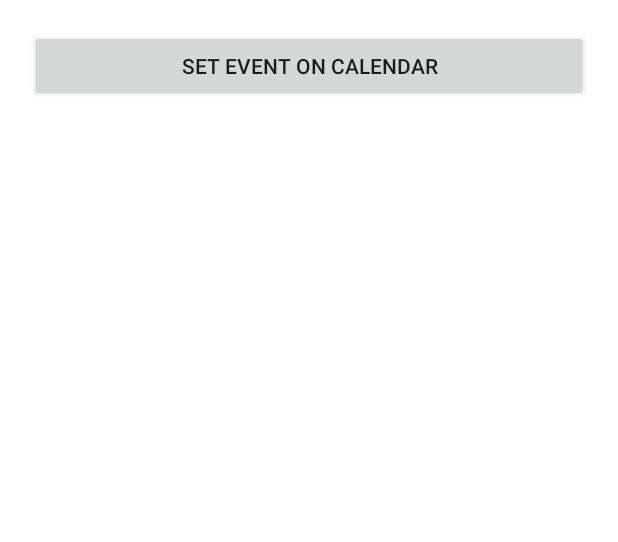
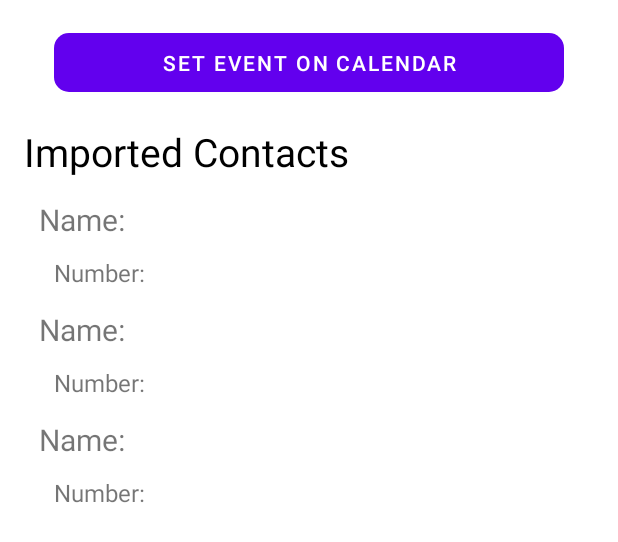
Before and after one commit to gelsonmarcelo/Kotlin-NativeAndroidResourcesBootcamp, an Android app: the layout activity_main.xml on its own in the app's theme, with its tools: preview values and no code run, on a phone screen of 412 x 824 dp. Shown: the top 542 px of the screen. Run offline under Robolectric (Android 15) with nearby library versions, the phone set to English and light mode, and no system bars.

Commit message:
Adiciona código da aula sobre manipulação de contatos

```diff
--- a/app/src/main/AndroidManifest.xml
+++ b/app/src/main/AndroidManifest.xml
@@ -1,6 +1,8 @@
 <?xml version="1.0" encoding="utf-8"?>
 <manifest xmlns:android="http://schemas.android.com/apk/res/android"
     package="br.edu.ifc.fraiburgo.nativeandroidresourcesbootcamp">
+
+    <uses-permission android:name="android.permission.READ_CONTACTS" />
 
     <application
         android:allowBackup="true"
--- /dev/null
+++ b/app/src/main/java/br/edu/ifc/fraiburgo/nativeandroidresourcesbootcamp/Contact.kt
@@ -0,0 +1,6 @@
+package br.edu.ifc.fraiburgo.nativeandroidresourcesbootcamp
+
+data class Contact(
+    val name: String,
+    val number: String
+)
--- a/app/src/main/res/layout/activity_main.xml
+++ b/app/src/main/res/layout/activity_main.xml
@@ -1,17 +1,44 @@
 <?xml version="1.0" encoding="utf-8"?>
-<LinearLayout xmlns:android="http://schemas.android.com/apk/res/android"
+<androidx.constraintlayout.widget.ConstraintLayout xmlns:android="http://schemas.android.com/apk/res/android"
+    xmlns:app="http://schemas.android.com/apk/res-auto"
     xmlns:tools="http://schemas.android.com/tools"
     android:layout_width="match_parent"
     android:layout_height="match_parent"
     android:orientation="vertical"
+    android:padding="16dp"
     tools:context=".MainActivity">
 
-    <androidx.appcompat.widget.AppCompatButton
+    <com.google.android.material.button.MaterialButton
         android:id="@+id/set_event_on_calendar"
         android:layout_width="match_parent"
         android:layout_height="wrap_content"
-        android:layout_margin="20dp"
+        android:layout_marginHorizontal="20dp"
         android:padding="10dp"
-        android:text="@string/set_event_on_calendar" />
+        android:text="@string/set_event_on_calendar"
+        app:cornerRadius="10dp"
+        app:layout_constraintBottom_toTopOf="@id/contacts_title"
+        app:layout_constraintLeft_toLeftOf="parent"
+        app:layout_constraintRight_toRightOf="parent"
+        app:layout_constraintTop_toTopOf="parent" />
 
-</LinearLayout>
+    <TextView
+        android:id="@+id/contacts_title"
+        android:layout_width="match_parent"
+        android:layout_height="wrap_content"
+        android:text="@string/imported_contacts_title"
+        android:textSize="26sp"
+        android:textColor="@color/black"
+        android:layout_marginTop="16dp"
+        app:layout_constraintStart_toStartOf="parent"
+        app:layout_constraintTop_toBottomOf="@id/set_event_on_calendar" />
+
+    <androidx.recyclerview.widget.RecyclerView
+        android:id="@+id/contacts_recycler_view"
+        android:layout_width="match_parent"
+        android:layout_height="wrap_content"
+        android:padding="10dp"
+        app:layout_constraintLeft_toLeftOf="parent"
+        app:layout_constraintTop_toBottomOf="@id/contacts_title"
+        tools:listitem="@layout/contact_view_item" />
+
+</androidx.constraintlayout.widget.ConstraintLayout>
--- /dev/null
+++ b/app/src/main/res/layout/contact_view_item.xml
@@ -0,0 +1,28 @@
+<?xml version="1.0" encoding="utf-8"?>
+<LinearLayout xmlns:android="http://schemas.android.com/apk/res/android"
+    xmlns:tools="http://schemas.android.com/tools"
+    android:layout_width="match_parent"
+    android:layout_height="wrap_content"
+    android:orientation="vertical"
+    android:layout_marginVertical="4dp"
+    tools:showIn="@layout/activity_main">
+
+    <TextView
+        android:id="@+id/contact_name"
+        android:layout_width="match_parent"
+        android:layout_height="wrap_content"
+        android:paddingBottom="5dp"
+        android:textSize="20sp"
+        tools:text="Name:" />
+
+    <TextView
+        android:id="@+id/contact_number"
+        android:layout_width="match_parent"
+        android:layout_height="wrap_content"
+        android:layout_marginStart="10dp"
+        android:paddingTop="5dp"
+        android:paddingBottom="5dp"
+        android:textSize="16sp"
+        tools:text="Number:" />
+
+</LinearLayout>
--- a/app/src/main/res/values/strings.xml
+++ b/app/src/main/res/values/strings.xml
@@ -1,4 +1,5 @@
 <resources>
     <string name="app_name">NativeAndroidResources Bootcamp</string>
     <string name="set_event_on_calendar">Set Event on Calendar</string>
+    <string name="imported_contacts_title">Imported Contacts</string>
 </resources>
```
Also changed, not shown: app/src/main/java/br/edu/ifc/fraiburgo/nativeandroidresourcesbootcamp/ContactsAdapter.kt (added, +36 -0 lines), app/src/main/java/br/edu/ifc/fraiburgo/nativeandroidresourcesbootcamp/MainActivity.kt (+82 -0 lines).
